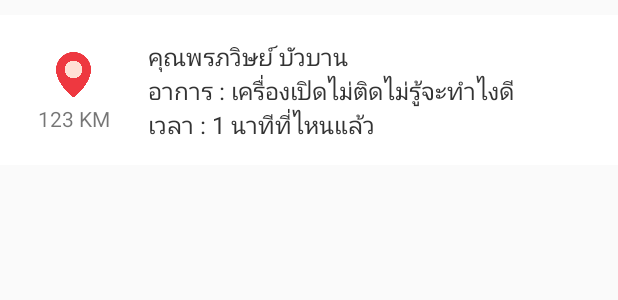
After one commit to nestjs57/Camcare_man, an Android app: the layout item_newjob.xml on its own in the app's theme, with its tools: preview values and no code run, on a phone screen of 412 x 824 dp. The commit adds this screen. Shown: the top 300 px of the screen. Run offline under Robolectric (Android 15) with nearby library versions, the phone set to English and light mode, and no system bars.

Commit message:
เพิ่มxmlหน้า item_newjob, เปลี่ยนพื้นหลังหน้า login เป็นสีขาว

```diff
--- a/app/src/main/res/layout/activity_login.xml
+++ b/app/src/main/res/layout/activity_login.xml
@@ -5,6 +5,7 @@
     android:id="@+id/relativeLayout"
     android:layout_width="match_parent"
     android:layout_height="match_parent"
+    android:background="#fff"
     tools:context="com.comcare.comcare_user.login">
 
     <!--<LinearLayout-->
--- /dev/null
+++ b/app/src/main/res/layout/item_newjob.xml
@@ -0,0 +1,83 @@
+<?xml version="1.0" encoding="utf-8"?>
+<LinearLayout xmlns:android="http://schemas.android.com/apk/res/android"
+    xmlns:app="http://schemas.android.com/apk/res-auto"
+    xmlns:tools="http://schemas.android.com/tools"
+    android:layout_width="match_parent"
+    android:layout_height="100dp"
+    android:layout_marginTop="10dp"
+    android:layout_marginBottom="10dp"
+    android:padding="10dp"
+    android:background="#fff"
+    android:orientation="horizontal">
+
+    <LinearLayout
+        android:layout_width="match_parent"
+        android:layout_height="match_parent"
+        android:layout_weight="8"
+        android:paddingTop="10dp"
+        android:paddingBottom="10dp"
+        android:orientation="vertical">
+
+        <ImageView
+            android:id="@+id/imageView5"
+            android:layout_width="30dp"
+            android:layout_height="30dp"
+            android:layout_gravity="center_horizontal"
+            android:layout_weight="9"
+            app:srcCompat="@drawable/location" />
+
+        <TextView
+            android:id="@+id/textView2"
+            android:layout_width="match_parent"
+            android:layout_height="wrap_content"
+            android:layout_gravity="center_horizontal"
+            android:layout_weight="1"
+            android:text="123 KM"
+            android:textAlignment="center"
+            android:textSize="14sp" />
+    </LinearLayout>
+
+    <LinearLayout
+        android:layout_width="match_parent"
+        android:layout_height="match_parent"
+        android:layout_gravity="center_vertical"
+        android:layout_weight="2"
+        android:paddingLeft="10dp"
+        android:orientation="vertical">
+
+
+        <TextView
+            android:id="@+id/textView3"
+            android:layout_width="match_parent"
+            android:layout_height="wrap_content"
+            android:layout_weight="3"
+            android:gravity="bottom"
+            android:text="คุณพรภวิษย์ บัวบาน"
+            android:textColor="#333"
+            android:textSize="16sp" />
+
+        <TextView
+            android:id="@+id/textView4"
+            android:layout_width="match_parent"
+            android:layout_height="wrap_content"
+            android:layout_weight="0"
+            android:gravity="center_vertical"
+            android:text="TextView"
+            android:textColor="#333"
+            android:textSize="16sp"
+            tools:text="อาการ : เครื่องเปิดไม่ติดไม่รู้จะทำไงดี" />
+
+        <TextView
+            android:id="@+id/textView5"
+            android:layout_width="match_parent"
+            android:layout_height="wrap_content"
+            android:layout_gravity="center_vertical"
+            android:layout_weight="3"
+            android:gravity="top"
+            android:text="เวลา : 1 นาทีที่ไหนแล้ว"
+            android:textColor="#333"
+            android:textSize="16sp" />
+    </LinearLayout>
+
+
+</LinearLayout>
```
Also changed, not shown: app/src/main/res/drawable/location.png (added).
